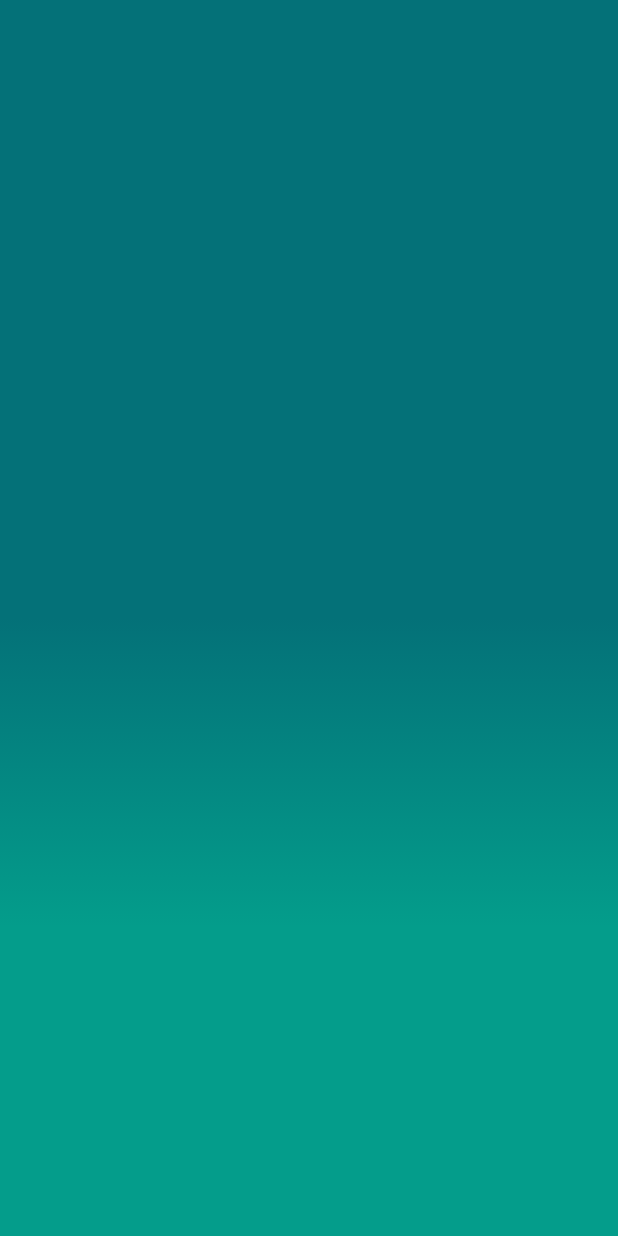
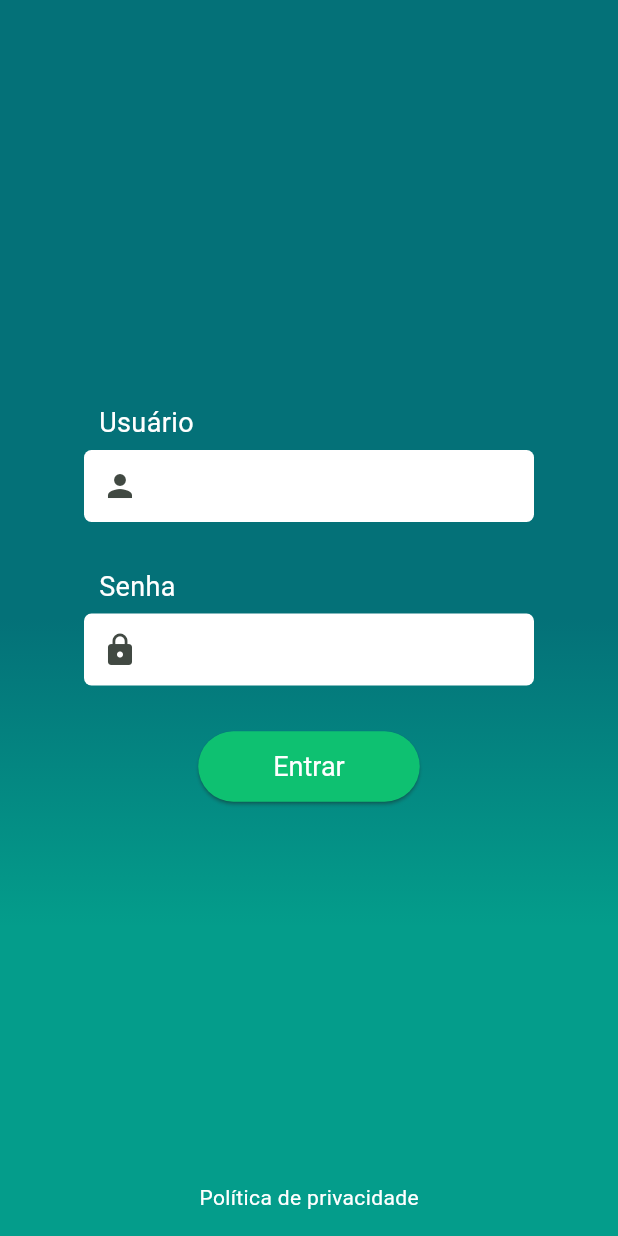
Before and after one commit to eduardoazvd17/notes_app, a Flutter app: the screen it shows after launch, on a phone screen of 412 x 824 dp. Run offline on Flutter 3.47's test engine with Material 2 defaults, Android fonts, the phone set to English and light mode, and no system bars.

Commit message:
Creating login screen

```diff
--- a/lib/src/core/utils/theme_utils.dart
+++ b/lib/src/core/utils/theme_utils.dart
@@ -7,10 +7,24 @@ class ThemeUtils {
   static const borderColor = Color(0xff343c3c);
   static const foregroundColor = Color(0xff1e2227);
 
+  static TextStyle get labelTextStyle => const TextStyle(
+        fontSize: 18,
+        color: Colors.white,
+      );
+
+  static ButtonStyle get loginButtonStyle => ButtonStyle(
+        padding: const MaterialStatePropertyAll(
+          EdgeInsets.symmetric(vertical: 13, horizontal: 50),
+        ),
+        textStyle: MaterialStatePropertyAll(labelTextStyle),
+        backgroundColor: const MaterialStatePropertyAll(primaryColor),
+        foregroundColor: const MaterialStatePropertyAll(Colors.white),
+      );
+
   static ThemeData get themeData => ThemeData(
         useMaterial3: true,
         colorScheme: ColorScheme.fromSeed(
-          seedColor: Colors.white,
+          seedColor: primaryColor,
           background: backgroundColor,
           onBackground: foregroundColor,
           primary: primaryColor,
--- a/lib/src/core/widgets/custom_scaffold_widget.dart
+++ b/lib/src/core/widgets/custom_scaffold_widget.dart
@@ -24,7 +24,10 @@ class CustomScaffoldWidget extends StatelessWidget {
         backgroundColor: Colors.transparent,
         appBar: appBar,
         body: SafeArea(
-          child: child ?? const SizedBox(),
+          child: Padding(
+            padding: const EdgeInsets.all(16.0),
+            child: child ?? const SizedBox(),
+          ),
         ),
       ),
     );
--- a/lib/src/features/login/presentation/pages/login_page.dart
+++ b/lib/src/features/login/presentation/pages/login_page.dart
@@ -1,11 +1,60 @@
 import 'package:flutter/material.dart';
 import 'package:notesapp/src/core/widgets/custom_scaffold_widget.dart';
+import 'package:notesapp/src/features/login/presentation/widgets/auth_text_field_widget.dart';
+import 'package:url_launcher/url_launcher.dart';
+
+import '../../../../core/utils/theme_utils.dart';
 
 class LoginPage extends StatelessWidget {
   const LoginPage({super.key});
 
   @override
   Widget build(BuildContext context) {
-    return CustomScaffoldWidget();
+    return CustomScaffoldWidget(
+      child: Column(
+        crossAxisAlignment: CrossAxisAlignment.center,
+        children: [
+          Expanded(
+            child: Column(
+              mainAxisAlignment: MainAxisAlignment.center,
+              children: [
+                const AuthTextFieldWidget(
+                  prefixIcon: Icons.person,
+                  label: 'Usuário',
+                ),
+                const SizedBox(height: 30),
+                const AuthTextFieldWidget(
+                  prefixIcon: Icons.lock,
+                  label: 'Senha',
+                ),
+                const SizedBox(height: 30),
+                ElevatedButton(
+                  onPressed: () {},
+                  style: ThemeUtils.loginButtonStyle,
+                  child: const Text('Entrar'),
+                ),
+              ],
+            ),
+          ),
+          Row(
+            mainAxisAlignment: MainAxisAlignment.center,
+            children: [
+              InkWell(
+                onTap: () async {
+                  final url = Uri.parse("https://www.google.com.br");
+                  if (await canLaunchUrl(url)) {
+                    launchUrl(url);
+                  }
+                },
+                child: const Text(
+                  'Política de privacidade',
+                  style: TextStyle(color: Colors.white),
+                ),
+              ),
+            ],
+          ),
+        ],
+      ),
+    );
   }
 }
--- /dev/null
+++ b/lib/src/features/login/presentation/widgets/auth_text_field_widget.dart
@@ -0,0 +1,52 @@
+import 'package:flutter/material.dart';
+
+import '../../../../core/utils/theme_utils.dart';
+
+class AuthTextFieldWidget extends StatelessWidget {
+  final String label;
+  final IconData prefixIcon;
+  final void Function(String)? onChanged;
+  final TextEditingController? controller;
+  const AuthTextFieldWidget({
+    super.key,
+    required this.label,
+    required this.prefixIcon,
+    this.onChanged,
+    this.controller,
+  });
+
+  @override
+  Widget build(BuildContext context) {
+    return Padding(
+      padding: const EdgeInsets.symmetric(horizontal: 40),
+      child: Column(
+        crossAxisAlignment: CrossAxisAlignment.start,
+        children: [
+          Padding(
+            padding: const EdgeInsets.only(left: 10, bottom: 5),
+            child: Text(label, style: ThemeUtils.labelTextStyle),
+          ),
+          Container(
+            decoration: BoxDecoration(
+              color: Colors.white,
+              borderRadius: BorderRadius.circular(5),
+            ),
+            child: TextField(
+              controller: controller,
+              onChanged: onChanged,
+              decoration: InputDecoration(
+                prefixIcon: Icon(prefixIcon),
+                enabledBorder: const UnderlineInputBorder(
+                  borderSide: BorderSide(color: Colors.transparent),
+                ),
+                focusedBorder: const UnderlineInputBorder(
+                  borderSide: BorderSide(color: Colors.transparent),
+                ),
+              ),
+            ),
+          ),
+        ],
+      ),
+    );
+  }
+}
--- a/pubspec.yaml
+++ b/pubspec.yaml
@@ -35,6 +35,8 @@ dependencies:
   # The following adds the Cupertino Icons font to your application.
   # Use with the CupertinoIcons class for iOS style icons.
   cupertino_icons: ^1.0.2
+  shared_preferences: ^2.2.2
+  url_launcher: ^6.2.1
 
 dev_dependencies:
   flutter_test:
```
Also changed, not shown: pubspec.lock, 8 other files.
